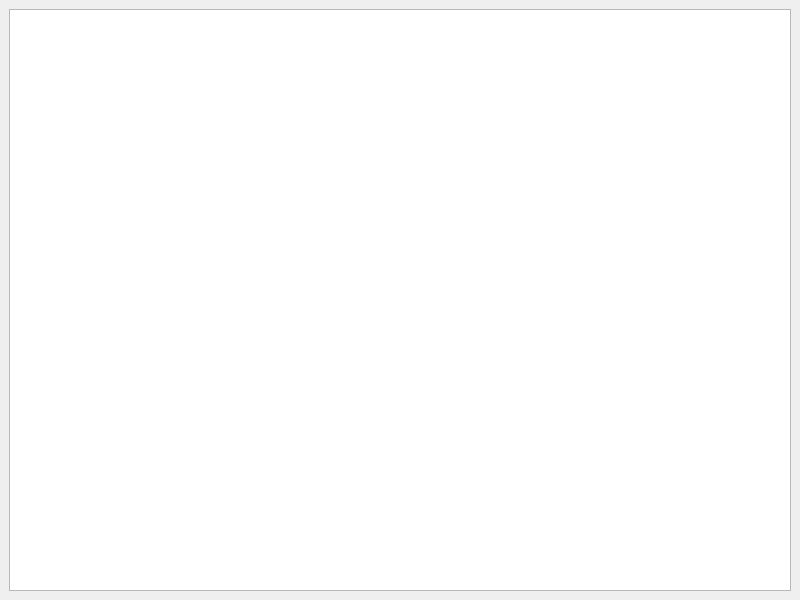
Qt form Client/inviteuserwidget.ui (emanuelemanciuria96/CollaborativePad_ClientServerSystem) before a commit.
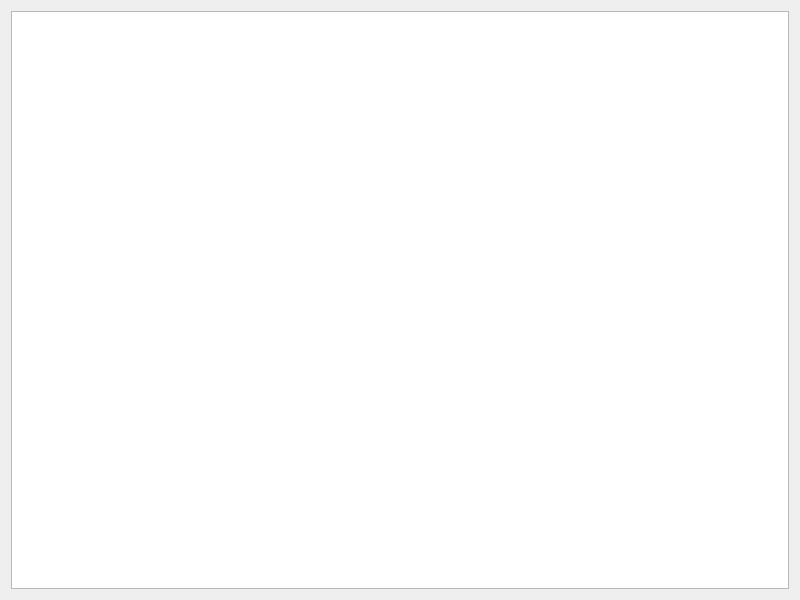
The same form after that commit.

Commit message: uri Widget e invite List in dock a sinistra

What changed in the file:
```diff
--- a/Client/inviteuserwidget.ui
+++ b/Client/inviteuserwidget.ui
@@ -1,7 +1,7 @@
 <?xml version="1.0" encoding="UTF-8"?>
 <ui version="4.0">
  <class>InviteUserWidget</class>
- <widget class="QMainWindow" name="InviteUserWidget">
+ <widget class="QWidget" name="InviteUserWidget">
   <property name="geometry">
    <rect>
     <x>0</x>
@@ -13,16 +13,11 @@
   <property name="windowTitle">
    <string>Invites list</string>
   </property>
-  <property name="styleSheet">
-   <string notr="true"/>
-  </property>
-  <widget class="QWidget" name="centralwidget">
    <layout class="QVBoxLayout" name="verticalLayout">
     <item>
      <widget class="QListWidget" name="listWidget"/>
     </item>
    </layout>
-  </widget>
  </widget>
  <resources/>
  <connections/>
```
Left out of the diff: 2 changed lines with no effect on the pictures. Lines whose indentation alone changed are shown as unchanged. The commit also changes 9 other files.
